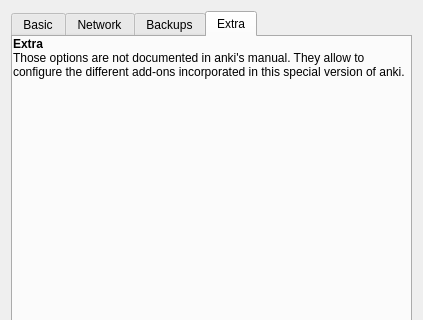
Old version of the form designer/preferences.ui in the repository the8thbit/anki; both pictures show x 0 to 423 and y 0 to 320 of the 423 by 525 pixel window.
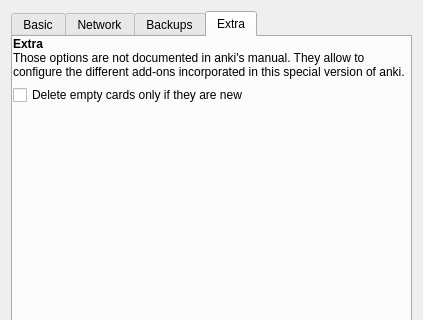
New version of the form. The open tabs and pages were chosen to show the change.

Commit message: Keep seen cards

What changed in the file:
```diff
--- a/designer/preferences.ui
+++ b/designer/preferences.ui
@@ -489,6 +489,13 @@
           </property>
          </widget>
         </item>
+        <item>
+         <widget class="QCheckBox" name="keepSeenCard">
+          <property name="text">
+           <string>Delete empty cards only if they are new</string>
+          </property>
+         </widget>
+        </item>
         <item>
          <spacer name="verticalSpacer">
           <property name="orientation">
```
The commit also changes 12 other files.
